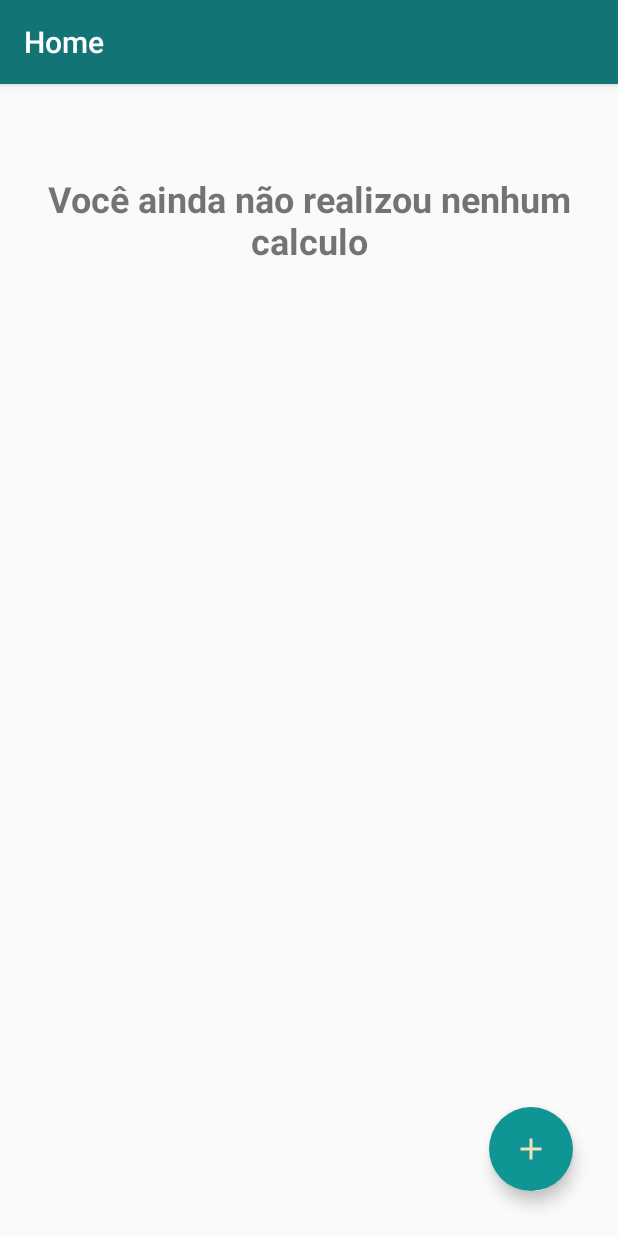
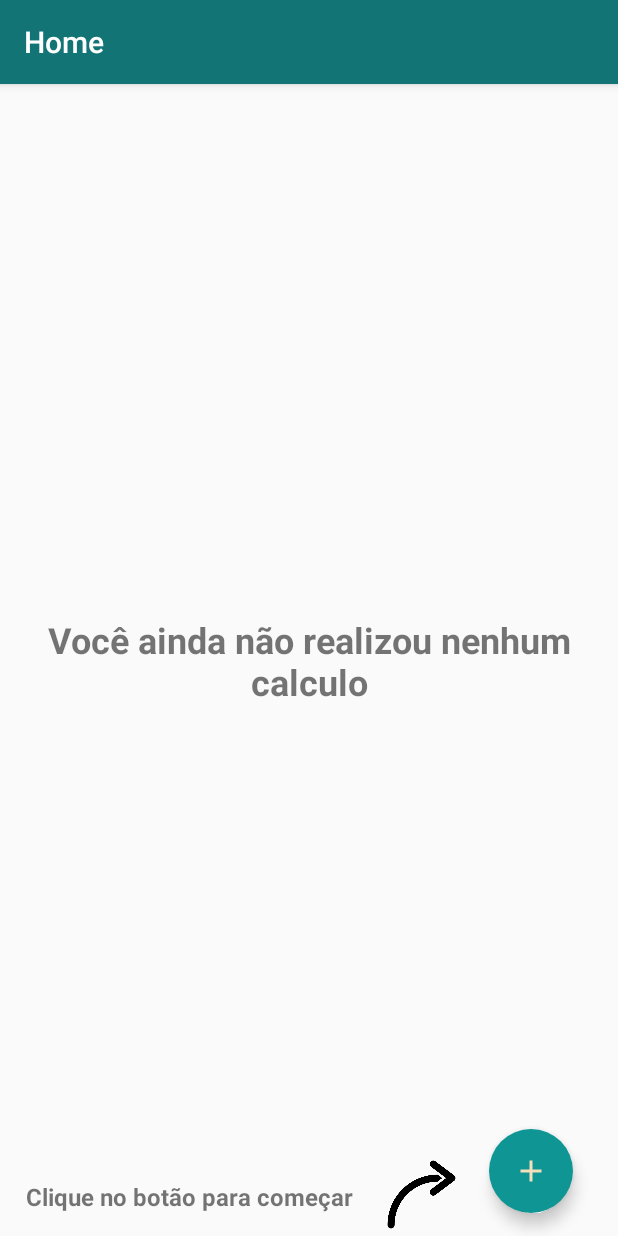
Before and after one commit to IagoNovoaAntunes2001/CalculadoraImc, an Android app: the screen it shows after launch (MainActivity), on a phone screen of 412 x 824 dp. Run offline under Robolectric (Android 15) with nearby library versions, the phone set to English and light mode, and no system bars.

Commit message:
Insercao dos dados no shared preferences ao realizar o calculo, dando um aviso com o valor calculado e o tipo, a cada criacao da main activity verificando se há campos no shared preferences e caso houver mostra esses campos, algumas refatorações foram realizadas e o projeto foi concluido. Utilizado apenas os conhecimentos adquiridos no curso e algumas outras coisas acrescentadas.

```diff
--- a/app/build.gradle
+++ b/app/build.gradle
@@ -28,6 +28,7 @@ dependencies {
     implementation "org.jetbrains.kotlin:kotlin-stdlib-jdk7:$kotlin_version"
     implementation 'androidx.appcompat:appcompat:1.2.0'
     implementation 'androidx.core:core-ktx:1.3.1'
+    api 'com.google.android.material:material:1.3.0-alpha02'
     implementation 'androidx.constraintlayout:constraintlayout:2.0.1'
     testImplementation 'junit:junit:4.12'
     androidTestImplementation 'androidx.test.ext:junit:1.1.2'
--- a/app/src/main/java/com/example/projectcellep/ui/CalculoActivity.kt
+++ b/app/src/main/java/com/example/projectcellep/ui/CalculoActivity.kt
@@ -9,7 +9,6 @@ import androidx.appcompat.app.AppCompatActivity
 import com.example.projectcellep.R
 import kotlinx.android.synthetic.main.activity_calculo.*
 import kotlin.math.roundToLong
-
 
 class CalculoActivity : AppCompatActivity() {
 
@@ -44,9 +43,11 @@ class CalculoActivity : AppCompatActivity() {
         when {
             peso.isEmpty() -> {
                 showDialogFun("Peso")
+                textFieldPeso.requestFocus()
             }
             altura.isEmpty() -> {
                 showDialogFun("Altura")
+                textFieldAltura.requestFocus()
             }
             else -> {
                 makeCalculation()
--- a/app/src/main/java/com/example/projectcellep/ui/MainActivity.kt
+++ b/app/src/main/java/com/example/projectcellep/ui/MainActivity.kt
@@ -1,15 +1,20 @@
 package com.example.projectcellep.ui
 
 import android.app.Activity
+import android.content.Context
 import android.content.Intent
+import android.content.SharedPreferences
 import android.os.Bundle
-import android.util.Log
+import android.view.View
 import androidx.appcompat.app.AppCompatActivity
 import com.example.projectcellep.R
 import kotlinx.android.synthetic.main.activity_main.*
 
 class MainActivity : AppCompatActivity() {
 
+    private var type: String? = ""
+    private var total: Long = 0
+    private lateinit var sharedPref: SharedPreferences
     private val REQUESTCODE: Int = 1
 
     override fun onCreate(savedInstanceState: Bundle?) {
@@ -17,18 +22,61 @@ class MainActivity : AppCompatActivity() {
         setContentView(R.layout.activity_main)
         title = this.resources.getString(R.string.titleMainActivity)
 
+        sharedPref = this@MainActivity.getSharedPreferences(
+            getString(R.string.preference_file_key), Context.MODE_PRIVATE
+        )
+
+        total = sharedPref.getLong("TOTAL", 0)
+        type = sharedPref.getString("TYPE", "")
+
+        getDataFromShared()
         fabButton.setOnClickListener {
             startActivityForResult(Intent(this, CalculoActivity::class.java), REQUESTCODE)
         }
     }
 
-    override fun onActivityResult(requestCode: Int, resultCode: Int, data: Intent?) {
-        super.onActivityResult(requestCode, resultCode, data)
-        if(requestCode == REQUESTCODE && resultCode == Activity.RESULT_OK) {
-            val totalReceived = data?.getStringExtra("TOTAL")
-            val typeReceived = data?.getStringExtra("TYPE")
-
+    private fun getDataFromShared() {
+        if (total.toInt() == 0 && type == "") {
+            setDefaultTexts()
+        } else {
+            setValuesFromShared(total, type)
         }
     }
 
+    private fun setValuesFromShared(total: Long, type: String?) {
+        arrowIcon.visibility = View.GONE
+        cardView.visibility = View.VISIBLE
+        textMessage.text = ""
+        textCliqueAqui.text = ""
+        textTitleTot.text = resources.getString(R.string.title_total)
+        textTotal.text = total.toString()
+        textType.text = type
+    }
+
+    private fun setDefaultTexts() {
+        textMessage.text = resources.getString(R.string.mainActivity_default_text)
+        cardView.visibility = View.GONE
+        arrowIcon.visibility = View.VISIBLE
+        textCliqueAqui.text = resources.getString(R.string.mainActivity_default_message)
+    }
+
+    override fun onActivityResult(requestCode: Int, resultCode: Int, data: Intent?) {
+        super.onActivityResult(requestCode, resultCode, data)
+        if (requestCode == REQUESTCODE && resultCode == Activity.RESULT_OK) {
+            storingTheDataReceived(data)
+        }
+
+    }
+
+    private fun storingTheDataReceived(data: Intent?) {
+        val totalReceived = data?.getStringExtra("TOTAL")
+        val typeReceived = data?.getStringExtra("TYPE")
+
+        sharedPref = this@MainActivity.getSharedPreferences(
+            getString(R.string.preference_file_key), Context.MODE_PRIVATE
+        )
+        sharedPref.edit().putLong("TOTAL", totalReceived!!.toLong()).apply()
+        sharedPref.edit().putString("TYPE", typeReceived).apply()
+        setValuesFromShared(totalReceived.toLong(), typeReceived)
+    }
 }
--- a/app/src/main/res/layout/activity_main.xml
+++ b/app/src/main/res/layout/activity_main.xml
@@ -11,7 +11,7 @@
         android:layout_width="wrap_content"
         android:layout_height="wrap_content"
         android:layout_marginEnd="30dp"
-        android:layout_marginBottom="30dp"
+        android:layout_marginBottom="15dp"
         android:src="@drawable/ic_add_black_24dp"
         app:backgroundTint="@color/colorPrimaryDark"
         app:borderWidth="0dp"
@@ -24,14 +24,92 @@
         android:id="@+id/textMessage"
         android:layout_width="wrap_content"
         android:layout_height="wrap_content"
-        android:layout_marginTop="60dp"
         android:gravity="center"
-        android:text="@string/mainActivity_default_text"
         android:textAlignment="center"
         android:textSize="24sp"
         android:textStyle="bold"
+        app:layout_constraintBottom_toBottomOf="parent"
         app:layout_constraintEnd_toEndOf="parent"
         app:layout_constraintStart_toStartOf="parent"
         app:layout_constraintTop_toTopOf="parent" />
 
+    <TextView
+        android:id="@+id/textCliqueAqui"
+        android:layout_width="wrap_content"
+        android:layout_height="wrap_content"
+        android:layout_marginBottom="15dp"
+        android:textSize="16sp"
+        android:textStyle="bold"
+        app:layout_constraintBottom_toBottomOf="parent"
+        app:layout_constraintEnd_toStartOf="@+id/fabButton"
+        app:layout_constraintHorizontal_bias="0.16"
+        app:layout_constraintStart_toStartOf="parent" />
+
+    <ImageView
+        android:id="@+id/arrowIcon"
+        android:layout_width="50dp"
+        android:layout_height="50dp"
+        android:visibility="gone"
+        app:layout_constraintBottom_toBottomOf="parent"
+        app:layout_constraintEnd_toStartOf="@+id/fabButton"
+        app:layout_constraintStart_toEndOf="@+id/textCliqueAqui"
+        app:layout_constraintTop_toTopOf="@+id/fabButton"
+        app:layout_constraintVertical_bias="0.87"
+        app:srcCompat="@drawable/arrow" />
+
+    <TextView
+        android:id="@+id/textTitleTot"
+        android:layout_width="0dp"
+        android:layout_height="wrap_content"
+        android:layout_marginBottom="5dp"
+        android:textAlignment="center"
+        android:textSize="24sp"
+        android:textStyle="bold"
+        app:layout_constraintBottom_toTopOf="@+id/cardView"
+        app:layout_constraintEnd_toEndOf="@+id/cardView"
+        app:layout_constraintStart_toStartOf="@+id/cardView" />
+
+    <androidx.cardview.widget.CardView
+        android:id="@+id/cardView"
+        android:layout_width="match_parent"
+        android:layout_height="wrap_content"
+        android:layout_margin="15dp"
+        android:background="#FFFF"
+        android:elevation="20dp"
+        android:padding="15dp"
+        app:cardCornerRadius="10dp"
+        app:layout_constraintBottom_toBottomOf="parent"
+        app:layout_constraintEnd_toEndOf="parent"
+        app:layout_constraintStart_toStartOf="parent"
+        app:layout_constraintTop_toTopOf="parent">
+
+        <LinearLayout
+            android:layout_width="match_parent"
+            android:layout_height="match_parent"
+            android:padding="20dp"
+            android:orientation="vertical">
+
+            <TextView
+                android:id="@+id/textTotal"
+                android:layout_width="wrap_content"
+                android:layout_height="wrap_content"
+                android:layout_marginBottom="10dp"
+                android:textSize="16sp"
+                app:layout_constraintBottom_toTopOf="@+id/textType"
+                app:layout_constraintEnd_toEndOf="@+id/textTitleTot"
+                app:layout_constraintStart_toStartOf="@+id/textTitleTot"
+                app:layout_constraintTop_toBottomOf="@+id/textTitleTot" />
+
+            <TextView
+                android:id="@+id/textType"
+                android:layout_width="wrap_content"
+                android:layout_height="wrap_content"
+                android:textSize="16sp"
+                app:layout_constraintBottom_toBottomOf="parent"
+                app:layout_constraintEnd_toEndOf="parent"
+                app:layout_constraintTop_toBottomOf="@+id/textTotal" />
+        </LinearLayout>
+
+    </androidx.cardview.widget.CardView>
+
 </androidx.constraintlayout.widget.ConstraintLayout>
--- a/app/src/main/res/values/strings.xml
+++ b/app/src/main/res/values/strings.xml
@@ -1,6 +1,8 @@
 <resources>
     <string name="app_name">ProjectCelLep</string>
     <string name="mainActivity_default_text">Você ainda não realizou nenhum calculo</string>
+    <string name="mainActivity_default_message">Clique no botão para começar</string>
+    <string name="mainActivity_default_message_withValues">Deseja outro calculo?</string>
     <string name="splashScreen_contentDescription_image">Imagem da splash screen</string>
     <string name="titleMainActivity">Home</string>
     <string name="titleCalculoActivty">Calculo</string>
@@ -8,8 +10,10 @@
     <string name="activity_title_altura">Altura</string>
     <string name="activity_title_peso">Peso</string>
     <string name="activity_title_button">Calcular</string>
-    <string name="activity_calcular_title">Insira os campos para efetuar o calculo</string>
+    <string name="activity_calcular_title">Insira os campos para efetuar o cálculo</string>
     <string name="title">Há algum campo vazio</string>
     <string name="body_dialog">Por favor preencher o campo:</string>
     <string name="accept">Ok</string>
+    <string name="preference_file_key">SHARED_PREFERENCES</string>
+    <string name="title_total">Total do último cálculo</string>
 </resources>
```
Also changed, not shown: app/src/main/res/drawable-v24/arrow.png (added), app/src/main/res/drawable-v24/next.png (added).
